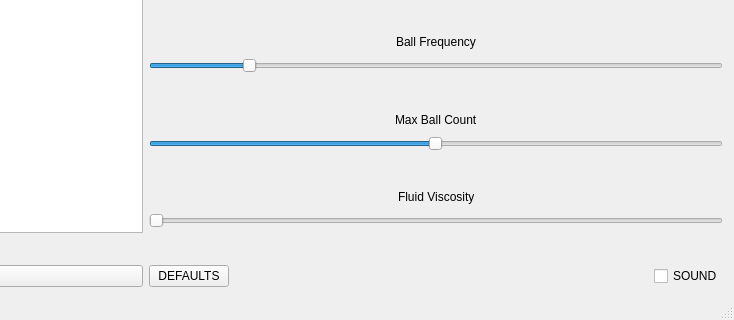
Qt form MainWindowForm.ui (haydenm2/ball_fountain) before a commit; both pictures show x 442 to 1176 and y 308 to 628 of the 1176 by 628 pixel window.
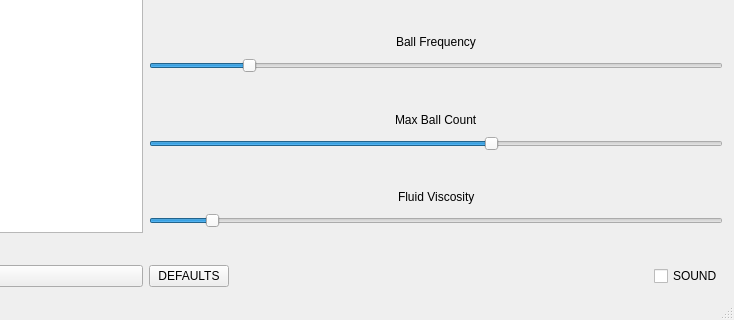
The same form after that commit. Custom widgets are drawn as their Qt base class.

```diff
--- a/MainWindowForm.ui
+++ b/MainWindowForm.ui
@@ -444,10 +444,10 @@
          <number>1</number>
         </property>
         <property name="maximum">
-         <number>1000</number>
+         <number>250</number>
         </property>
         <property name="value">
-         <number>500</number>
+         <number>150</number>
         </property>
         <property name="orientation">
          <enum>Qt::Horizontal</enum>
@@ -507,7 +507,10 @@
       <item>
        <widget class="QSlider" name="horizontalSlider_FluidViscosity">
         <property name="maximum">
-         <number>100</number>
+         <number>50</number>
+        </property>
+        <property name="value">
+         <number>5</number>
         </property>
         <property name="orientation">
          <enum>Qt::Horizontal</enum>
```
